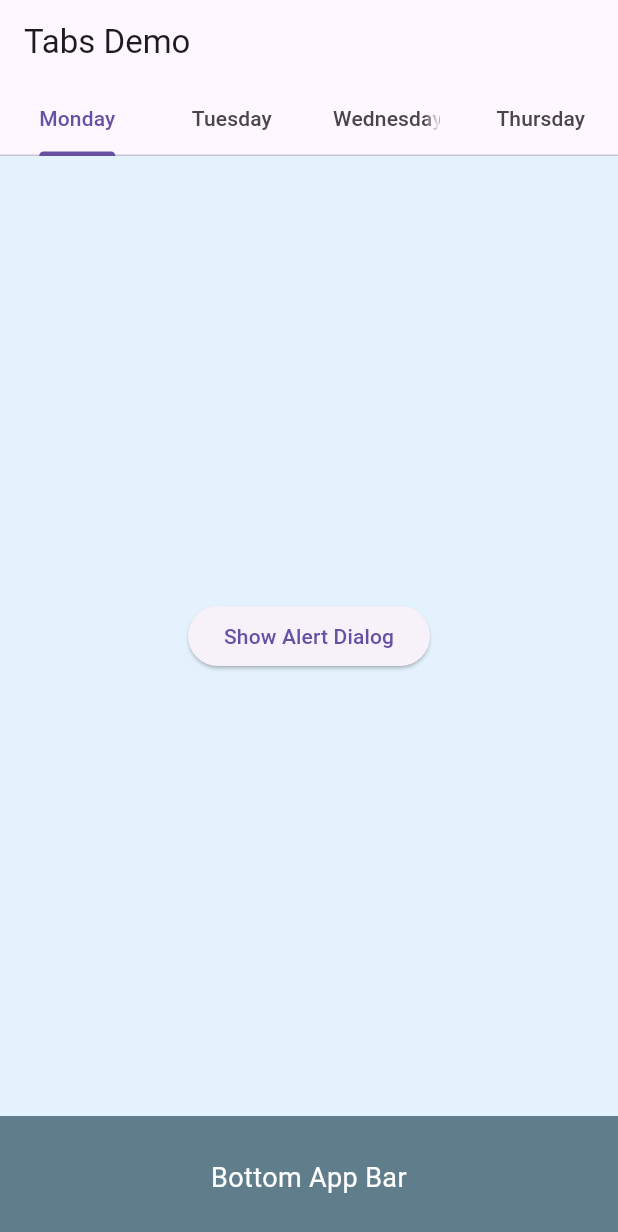
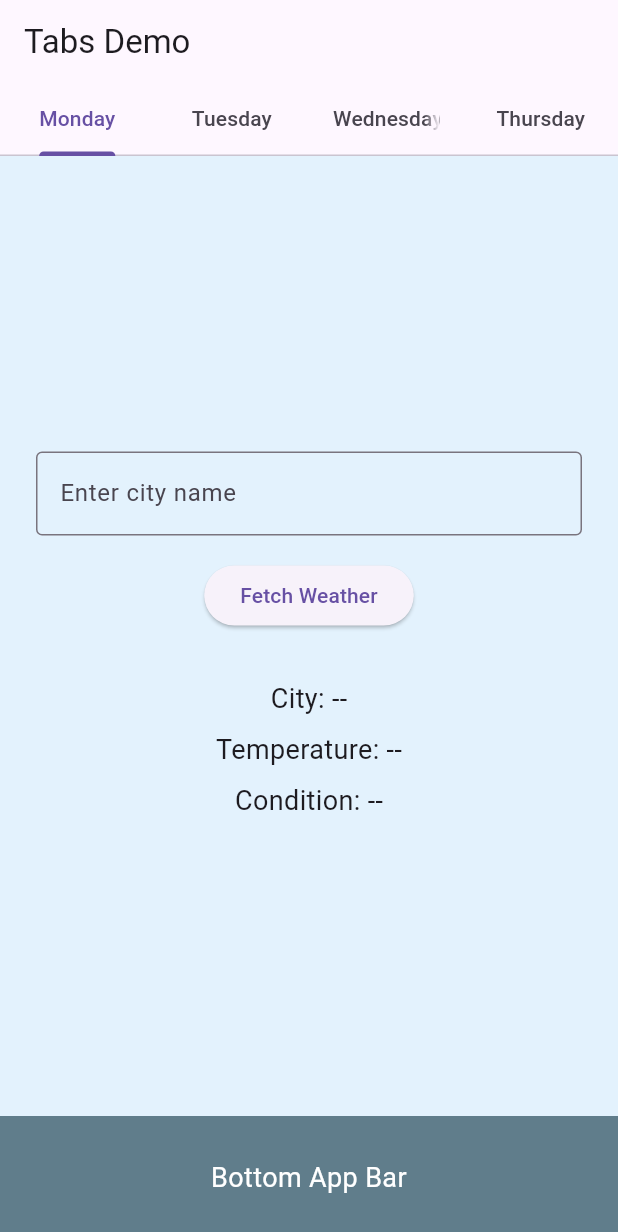
Before and after one commit to sseid4/weather_info_app, a Flutter app: the screen it shows after launch, on a phone screen of 412 x 824 dp. Shown: the top 1232 px of the screen. Run offline on Flutter 3.47's test engine with Material 3 defaults, Android fonts, the phone set to English and light mode, and no system bars.

Commit message:
Basic UI with input field and button

```diff
--- a/lib/main.dart
+++ b/lib/main.dart
@@ -10,10 +10,7 @@ class MyApp extends StatelessWidget {
   @override
   Widget build(BuildContext context) {
     return MaterialApp(
-      home: DefaultTabController(
-        length: 4,
-        child: _TabsNonScrollableDemo(),
-      ),
+      home: DefaultTabController(length: 4, child: _TabsNonScrollableDemo()),
     );
   }
 }
@@ -41,11 +38,7 @@ class __TabsNonScrollableDemoState extends State<_TabsNonScrollableDemo>
   @override
   void initState() {
     super.initState();
-    _tabController = TabController(
-      initialIndex: 0,
-      length: 4,
-      vsync: this,
-    );
+    _tabController = TabController(initialIndex: 0, length: 4, vsync: this);
     _tabController.addListener(() {
       setState(() {
         tabIndex.value = _tabController.index;
@@ -62,7 +55,7 @@ class __TabsNonScrollableDemoState extends State<_TabsNonScrollableDemo>
 
   @override
   Widget build(BuildContext context) {
-// For the To do task hint: consider defining the widget and name of the tabs here
+    // For the To do task hint: consider defining the widget and name of the tabs here
     final tabs = ['Monday', 'Tuesday', 'Wednesday', 'Thursday'];
     final tabColors = [
       Colors.blue[50],
@@ -74,42 +67,47 @@ class __TabsNonScrollableDemoState extends State<_TabsNonScrollableDemo>
     return Scaffold(
       appBar: AppBar(
         automaticallyImplyLeading: false,
-        title: Text(
-          'Tabs Demo',
-        ),
+        title: Text('Tabs Demo'),
         bottom: TabBar(
           controller: _tabController,
           isScrollable: false,
-          tabs: [
-            for (final tab in tabs) Tab(text: tab),
-          ],
+          tabs: [for (final tab in tabs) Tab(text: tab)],
         ),
       ),
       body: TabBarView(
         controller: _tabController,
         children: [
-// hint for the to do task:Considering creating the different for different tabs
-          // Tab 1: text and alert dialog
+          // hint for the to do task:Considering creating the different for different tabs
+          // Tab 1: Weather UI
           Container(
             color: tabColors[0],
             child: Center(
-              child: ElevatedButton(
-                onPressed: () {
-                  showDialog(
-                    context: context,
-                    builder: (context) => AlertDialog(
-                      title: Text('Alert'),
-                      content: Text('This is an alert dialog from Tab 1'),
-                      actions: [
-                        TextButton(
-                          onPressed: () => Navigator.of(context).pop(),
-                          child: Text('OK'),
-                        ),
-                      ],
+              child: Padding(
+                padding: const EdgeInsets.all(24.0),
+                child: Column(
+                  mainAxisAlignment: MainAxisAlignment.center,
+                  children: [
+                    TextField(
+                      decoration: InputDecoration(
+                        labelText: 'Enter city name',
+                        border: OutlineInputBorder(),
+                      ),
                     ),
-                  );
-                },
-                child: Text('Show Alert Dialog'),
+                    SizedBox(height: 16),
+                    ElevatedButton(
+                      onPressed: () {
+                        // TODO: Implement fetch weather logic
+                      },
+                      child: Text('Fetch Weather'),
+                    ),
+                    SizedBox(height: 32),
+                    Text('City: --', style: TextStyle(fontSize: 18)),
+                    SizedBox(height: 8),
+                    Text('Temperature: --', style: TextStyle(fontSize: 18)),
+                    SizedBox(height: 8),
+                    Text('Condition: --', style: TextStyle(fontSize: 18)),
+                  ],
+                ),
               ),
             ),
           ),
```
